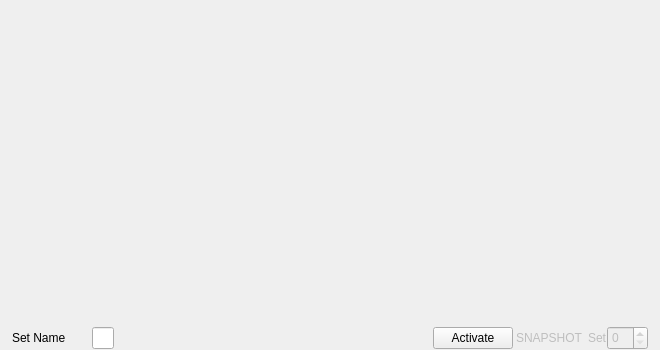
First picture: the form in seq_qt5/forms/qslivegrid.ui, repository ahlstromcj/seq66, before the edit.
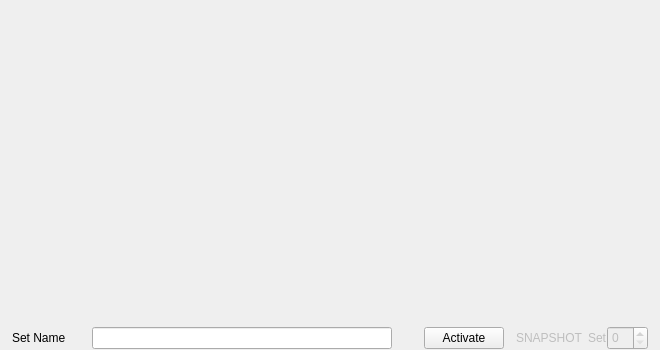
Second picture: the form after the edit.

```diff
--- a/seq_qt5/forms/qslivegrid.ui
+++ b/seq_qt5/forms/qslivegrid.ui
@@ -111,19 +111,26 @@
       </widget>
      </item>
      <item>
-      <widget class="QLineEdit" name="txtBankName"/>
+      <widget class="QLineEdit" name="txtBankName">
+       <property name="minimumSize">
+        <size>
+         <width>300</width>
+         <height>0</height>
+        </size>
+       </property>
+      </widget>
      </item>
      <item>
       <widget class="QLabel" name="labelPlaylistSong">
        <property name="minimumSize">
         <size>
-         <width>320</width>
+         <width>32</width>
          <height>24</height>
         </size>
        </property>
        <property name="maximumSize">
         <size>
-         <width>16777215</width>
+         <width>800</width>
          <height>24</height>
         </size>
        </property>
@@ -134,11 +141,36 @@
      </item>
      <item>
       <widget class="QPushButton" name="buttonActivate">
+       <property name="minimumSize">
+        <size>
+         <width>80</width>
+         <height>0</height>
+        </size>
+       </property>
+       <property name="maximumSize">
+        <size>
+         <width>80</width>
+         <height>16777215</height>
+        </size>
+       </property>
        <property name="text">
         <string>Activate</string>
        </property>
       </widget>
      </item>
+     <item>
+      <spacer name="horizontalSpacer">
+       <property name="orientation">
+        <enum>Qt::Horizontal</enum>
+       </property>
+       <property name="sizeHint" stdset="0">
+        <size>
+         <width>40</width>
+         <height>20</height>
+        </size>
+       </property>
+      </spacer>
+     </item>
      <item>
       <widget class="Line" name="line">
        <property name="sizePolicy">
```
